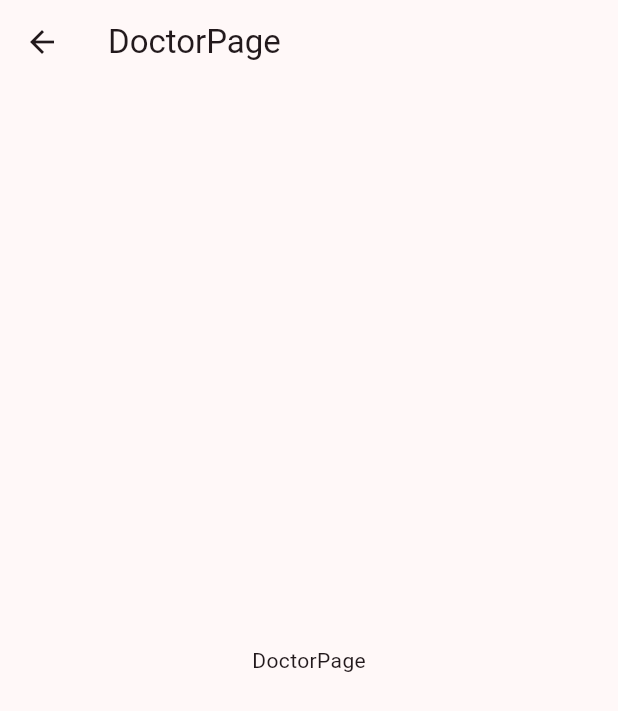
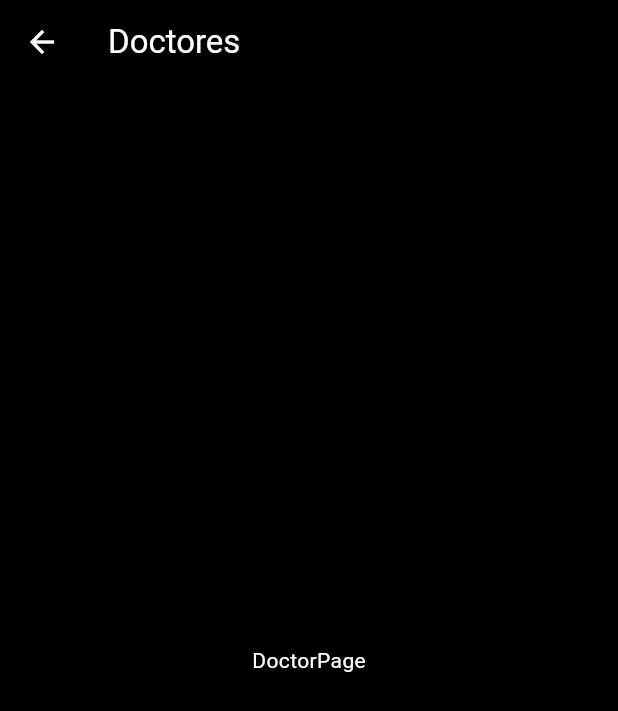
Before and after one commit to Chris-100/certamen1_apps_moviles, a Flutter app: the screen it shows after launch, after a tap on "Doctor", on a phone screen of 412 x 824 dp. Shown: the top 711 px of the screen. Run offline on Flutter 3.47's test engine with Material 3 defaults, Android fonts, the phone set to English and light mode, and no system bars.

Commit message:
colores mejorados
Co-Authored-By: Felixcoffe <111793977+Felixcoffe@users.noreply.github.com>

```diff
--- a/lib/pages/doctor.dart
+++ b/lib/pages/doctor.dart
@@ -1,4 +1,6 @@
 import 'package:flutter/material.dart';
+
+import 'estilos.dart';
 
 class DoctorPage extends StatelessWidget {
   const DoctorPage({super.key});
@@ -6,8 +8,12 @@ class DoctorPage extends StatelessWidget {
   @override
   Widget build(BuildContext context) {
     return Scaffold(
-      appBar: AppBar(title: Text('DoctorPage'),),
-      body: Center(child: Text('DoctorPage'),),
+      appBar: AppBar(title: Text('Doctores'),
+      backgroundColor: Colors.black,
+      foregroundColor: Colors.white,
+      ),
+      backgroundColor: Colors.black,
+      body: Center(child: Text('DoctorPage',style: MyStyle.text),),
     );
   }
 }
--- /dev/null
+++ b/lib/pages/estilos.dart
@@ -0,0 +1,8 @@
+import 'package:flutter/material.dart';
+
+class MyStyle{
+  static TextStyle text= TextStyle(
+    color: Colors.white,
+    backgroundColor: Colors.black
+  );
+}
--- a/lib/pages/limpiador.dart
+++ b/lib/pages/limpiador.dart
@@ -1,4 +1,6 @@
 import 'package:flutter/material.dart';
+
+import 'estilos.dart';
 
 class LimpiadorPage extends StatelessWidget {
   const LimpiadorPage({super.key});
@@ -6,8 +8,11 @@ class LimpiadorPage extends StatelessWidget {
   @override
   Widget build(BuildContext context) {
     return Scaffold(
-      appBar: AppBar(title: Text('LimpiadorPage'),),
-      body: Center(child: Text('LimpiadorPage'),),
+      appBar: AppBar(title: Text('LimpiadorPage'),
+      backgroundColor: Colors.black,
+      foregroundColor: Colors.white,),
+      backgroundColor: Colors.black,
+      body: Center(child: Text('LimpiadorPage',style: MyStyle.text,),),
     );
   }
 }
--- a/lib/pages/menu.dart
+++ b/lib/pages/menu.dart
@@ -11,13 +11,24 @@ class MenuPage extends StatelessWidget {
   @override
   Widget build(BuildContext context) {
     return Scaffold(
-      appBar: (AppBar(leading: Icon(Icons.account_circle), title: Text('Servicios'),)),
+      appBar: (AppBar(
+        leading: Icon(Icons.account_circle, color: Colors.white,),
+        title: Text('Servicios', style: TextStyle(color: Colors.white)),
+        backgroundColor: Colors.black,
+        )
+      ),
+
+      backgroundColor: Colors.black,
       body: ListView(
         children: [
+          Divider(
+          thickness: 0.7,
+          color: Colors.white,
+          ),
           ListTile(
-            leading: Icon(Icons.man), iconColor: Colors.black,
+            leading: Icon(Icons.man), iconColor: Colors.white,
             trailing: Icon(Icons.keyboard_arrow_right),
-            title: Text('Somelier'),
+            title: Text('Somelier', style: TextStyle(color: Colors.white)),
             onTap: (){
               final route = MaterialPageRoute(builder: (context){
               return SomelierPage();
@@ -27,12 +38,12 @@ class MenuPage extends StatelessWidget {
             ),
           Divider(
           thickness: 0.7,
-          color: Colors.black,
+          color: Colors.white,
           ),
           ListTile(
-            leading: Icon(Icons.healing), iconColor: Colors.black,
+            leading: Icon(Icons.healing), iconColor: Colors.white,
             trailing: Icon(Icons.keyboard_arrow_right),
-            title: Text('Doctor'),
+            title: Text('Doctor', style: TextStyle(color: Colors.white)),
             onTap: (){
               final route = MaterialPageRoute(builder: (context){
                 return DoctorPage();
@@ -42,12 +53,12 @@ class MenuPage extends StatelessWidget {
             ),
           Divider(
           thickness: 0.7,
-          color: Colors.black,
+          color: Colors.white,
           ),
           ListTile(
-            leading: Icon(Icons.shield_outlined), iconColor: Colors.black,
+            leading: Icon(Icons.shield_outlined), iconColor: Colors.white,
             trailing: Icon(Icons.keyboard_arrow_right),
-            title: Text('Sastre'),
+            title: Text('Sastre', style: TextStyle(color: Colors.white)),
             onTap: (){
               final route = MaterialPageRoute(builder: (context){
               return SastrePage();
@@ -57,12 +68,12 @@ class MenuPage extends StatelessWidget {
             ),
           Divider(
           thickness: 0.7,
-          color: Colors.black,
+          color: Colors.white,
           ),
           ListTile(
-            leading: Icon(Icons.cleaning_services), iconColor: Colors.black,
+            leading: Icon(Icons.cleaning_services), iconColor: Colors.white,
             trailing: Icon(Icons.keyboard_arrow_right),
-            title: Text('Limpiadores'),
+            title: Text('Limpiadores', style: TextStyle(color: Colors.white)),
             onTap: (){
               final route = MaterialPageRoute(builder: (context){
               return LimpiadorPage();
@@ -72,7 +83,7 @@ class MenuPage extends StatelessWidget {
             ),
           Divider(
           thickness: 0.7,
-          color: Colors.black,
+          color: Colors.white,
           ),
         ]
       ),
--- a/lib/pages/sastre.dart
+++ b/lib/pages/sastre.dart
@@ -1,4 +1,6 @@
 import 'package:flutter/material.dart';
+
+import 'estilos.dart';
 
 class SastrePage extends StatelessWidget {
   const SastrePage({super.key});
@@ -6,8 +8,11 @@ class SastrePage extends StatelessWidget {
   @override
   Widget build(BuildContext context) {
     return Scaffold(
-      appBar: AppBar(title: Text('SastrePage'),),
-      body: Center(child: Text('SastrePage'),),
+      appBar: AppBar(title: Text('SastrePage'),
+      backgroundColor: Colors.black,
+      foregroundColor: Colors.white,),
+      backgroundColor: Colors.black,
+      body: Center(child: Text('SastrePage',style: MyStyle.text),),
     );
   }
 }
--- a/lib/pages/somelier.dart
+++ b/lib/pages/somelier.dart
@@ -1,3 +1,4 @@
+import 'package:certamen1_apps_moviles/pages/estilos.dart';
 import 'package:flutter/material.dart';
 
 class SomelierPage extends StatelessWidget {
@@ -6,8 +7,12 @@ class SomelierPage extends StatelessWidget {
   @override
   Widget build(BuildContext context) {
     return Scaffold(
-      appBar: AppBar(title: Text('Someliers'),),
-      body: Center(child: Text('Somelier1'),),
+      appBar: AppBar(title: Text('Someliers'),
+      foregroundColor: Colors.white,
+      backgroundColor: Colors.black,),
+      backgroundColor: Colors.black,
+      body: Center(child: Text('Somelier1',style: MyStyle.text)),
+
     );
   }
 }
```
